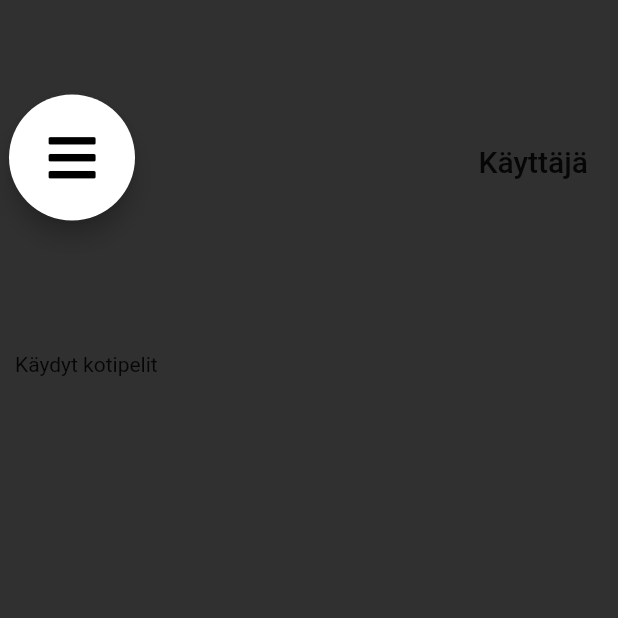
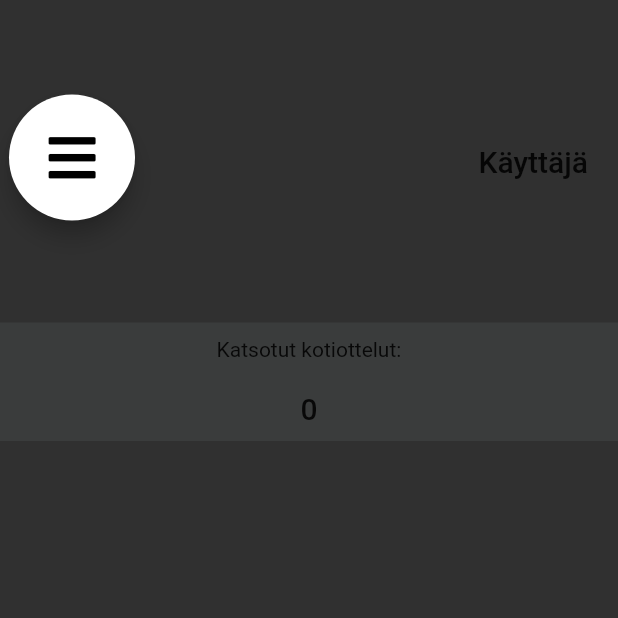
Before and after one commit to king784/GameGame, a Flutter app: the UserPage screen opened directly, on a phone screen of 412 x 824 dp, the top half of it. Run offline on Flutter 3.47's test engine with Material 2 defaults, Android fonts, the phone set to English and light mode, and no system bars; our stand-ins replace cloud_firestore, firebase_core, firebase_storage, font_awesome_flutter, image_picker; missing offline and left inert: qr_mobile_vision; accounts and stored records are empty; Roboto replaces fonts that are missing (Arial).

Commit message:
activities page and user page are coming along

```diff
--- a/game_game/lib/Themes/MasterTheme.dart
+++ b/game_game/lib/Themes/MasterTheme.dart
@@ -4,11 +4,12 @@ class MasterTheme {
   static Brightness brightness = Brightness.dark;
   static Color primaryColour = Colors.white;
   static Color accentColour = Color.fromARGB(255, 0, 127, 0);
+  static Color bgBoxColour = Color.fromARGB(150, 65, 68, 68);
 
   static String bestFont = 'Fredericka';
 
   static double headlineSize = 70;
-  static double titleSize = 35;
+  static double titleSize = 30;
   static double subTitleSize = 22;
   static double body1Size = 15;
   static double body2Size = 15;
--- a/game_game/lib/pages/home.dart
+++ b/game_game/lib/pages/home.dart
@@ -20,7 +20,7 @@ class _HomeState extends State<Home> {
   void initState() {
     super.initState();
     getTeamLogosAndNames();
-    _logoSize = Global.SCREENWIDTH * .2;
+    _logoSize = Global.SCREENWIDTH * .35;
   }
 
   @override
--- a/game_game/lib/pages/userPage.dart
+++ b/game_game/lib/pages/userPage.dart
@@ -12,6 +12,7 @@ class UserPage extends StatefulWidget {
 
 class _UserPageState extends State<UserPage> {
   double screenWidth = Global.SCREENWIDTH * .9;
+  int watchedGames = 0;
 
   @override
   Widget build(BuildContext context) {
@@ -41,18 +42,31 @@ class _UserPageState extends State<UserPage> {
                   ],
                 ),
               ),
+              Align(
+                alignment: Alignment.center,
+                child: Container(
+                  width: screenWidth * .8,
+                  color: MasterTheme.bgBoxColour,
+                  child: Column(
+                    children: <Widget>[
                       Padding(
-                padding: EdgeInsets.fromLTRB(10, 20, 10, 0),
-                child: Row(
-                  children: <Widget>[
-                    Expanded(
+                        padding: EdgeInsets.all(10),
                         child: Text(
-                        'Käydyt kotipelit',
+                          'Katsotut kotiottelut:',
                           textAlign: TextAlign.left,
                           style: Theme.of(context).textTheme.body1,
                         ),
                       ),
+                      Padding(
+                        padding: EdgeInsets.all(10),
+                        child: Text(
+                          this.watchedGames.toString(),
+                          textAlign: TextAlign.left,
+                          style: Theme.of(context).textTheme.title,
+                        ),
+                      ),
                     ],
+                  ),
                 ),
               ),
             ],
@@ -61,4 +75,8 @@ class _UserPageState extends State<UserPage> {
       ),
     );
   }
+
+  void getSeenGames(){
+    this.watchedGames = 0;
   }
+}
```
Also changed, not shown: game_game/lib/pages/activities.dart (+55 -13 lines). Lines whose indentation alone changed are shown as unchanged.
